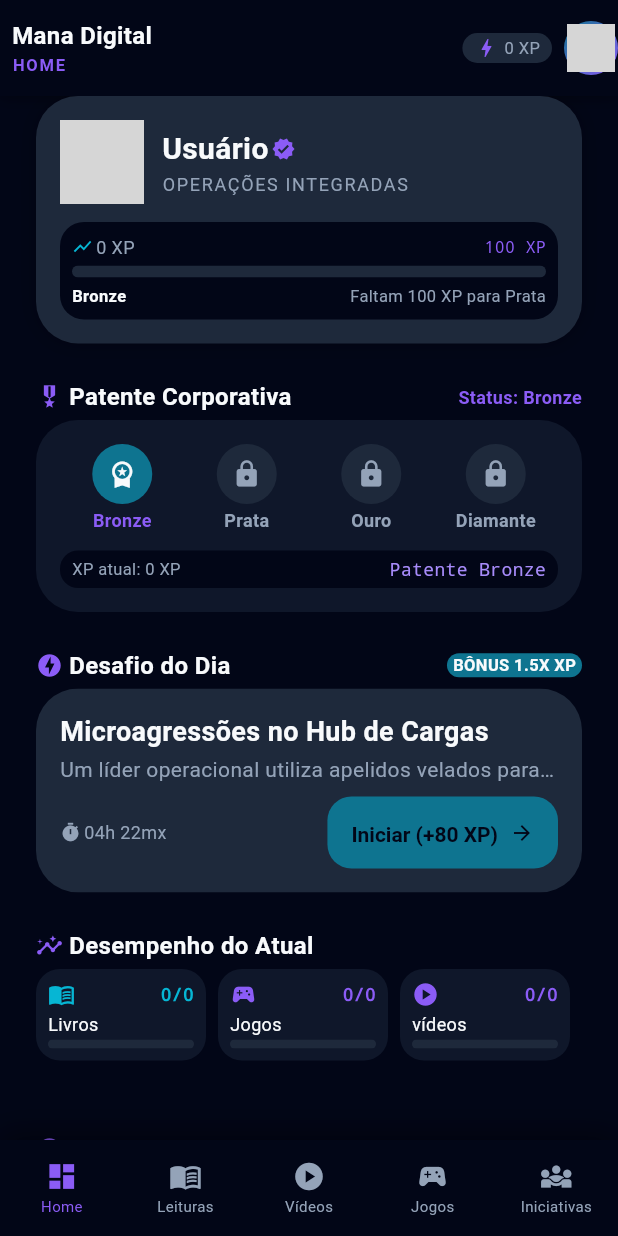
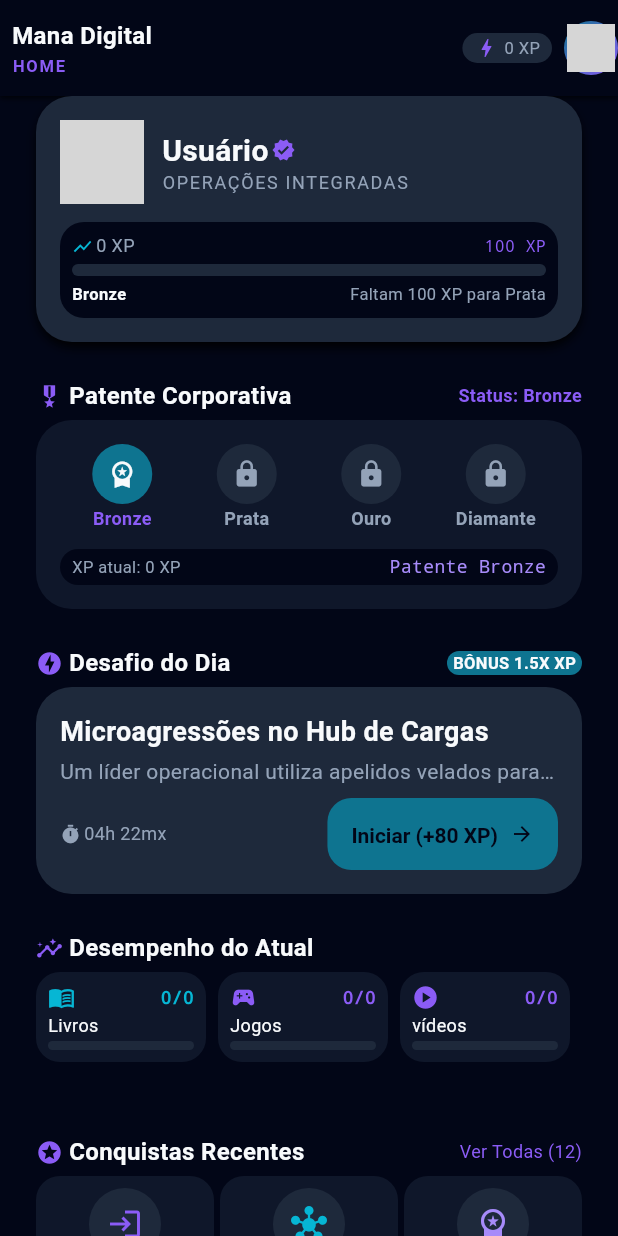
Before and after one commit to Mathbull/mana-digital, a Flutter app: the HomeDashboardScreen screen opened directly, on a phone screen of 412 x 824 dp. Run offline on Flutter 3.47's test engine with Material 3 defaults, Android fonts, the phone set to English and light mode, and no system bars; our stand-ins replace flutter_secure_storage; accounts and stored records are empty; network calls fail; grey boxes are pictures that could not be loaded.

Commit message:
correção na pagina home

```diff
--- a/Mana_mobile/mana_app/lib/screens/auth_gate.dart
+++ b/Mana_mobile/mana_app/lib/screens/auth_gate.dart
@@ -3,7 +3,7 @@ import 'package:flutter/material.dart';
 import '../services/token_service.dart';
 import '../services/auth_service.dart';
 import 'login.dart';
-import 'home.dart';
+import 'main_screen.dart';
 
 
 class AuthGate extends StatefulWidget {
@@ -69,7 +69,7 @@ class _AuthGateState extends State<AuthGate> {
     Navigator.pushReplacement(
       context,
       MaterialPageRoute(
-        builder: (_) => const HomeDashboardScreen(),
+        builder: (_) => const MainScreen(),
       ),
     );
   }
--- a/Mana_mobile/mana_app/lib/screens/home.dart
+++ b/Mana_mobile/mana_app/lib/screens/home.dart
@@ -6,11 +6,15 @@ import '/services/auth_service.dart';
 import '/services/rank_service.dart';
 
 import '/theme/app_colors.dart';
+import '/theme/app_radius.dart';
+import '/theme/app_shadows.dart';
 import '/theme/app_spacing.dart';
+import '/theme/app_text_styles.dart';
 import '/widgets/app_layout.dart';
 
 import '/models/usuario.dart';
 import '/models/home.dart';
+
 
 /// ============================================================
 /// TELA PRINCIPAL — Home Dashboard "Mana Digital"
@@ -37,7 +41,6 @@ class _HomeDashboardScreenState extends State<HomeDashboardScreen> {
   bool _isLoadingUser = true;
   String _rankingPeriodo = 'semanal';
   // Item ativo da navegação inferior
-  int _navIndex = 0;
 
   HomeData? _homeData;
   bool _isLoadingHome = true;
@@ -117,6 +120,13 @@ class _HomeDashboardScreenState extends State<HomeDashboardScreen> {
           Expanded(
             child: AppLayout(
               scrollable: true,
+              // Em telas de tablet/desktop, limita a largura do conteúdo
+              // e o centraliza, seguindo o mesmo padrão do header.
+              child: Center(
+                child: ConstrainedBox(
+                  constraints: BoxConstraints(
+                    maxWidth: Responsive.isTablet(context) ? 900 : double.infinity,
+                  ),
                   child: Column(
                     crossAxisAlignment: CrossAxisAlignment.stretch,
                     children: [
@@ -159,10 +169,12 @@ class _HomeDashboardScreenState extends State<HomeDashboardScreen> {
                   ),
                 ),
               ),
+            ),
+          ),
         ],
       ),
 
-      bottomNavigationBar: _buildBottomNav(),
+      // bottomNavigationBar: _buildBottomNav(),
     );
   }
 
@@ -173,11 +185,9 @@ class _HomeDashboardScreenState extends State<HomeDashboardScreen> {
   // ---------------------------------------------------------
   Widget _buildHeader() {
     return Container(
-      decoration: BoxDecoration(
+      decoration: const BoxDecoration(
         color: AppColors.background,
-        boxShadow: const [
-          BoxShadow(color: Colors.black38, blurRadius: 8, offset: Offset(0, 1)),
-        ],
+        boxShadow: AppShadows.base,
       ),
       child: SafeArea(
         bottom: false,
@@ -203,9 +213,7 @@ class _HomeDashboardScreenState extends State<HomeDashboardScreen> {
                             Text(
                               'Mana Digital',
                               overflow: TextOverflow.ellipsis,
-                              style: TextStyle(
-                                color: AppColors.textPrimary,
-                                fontSize: 16,
+                              style: AppTextStyles.base.copyWith(
                                 fontWeight: FontWeight.w600,
                               ),
                             ),
@@ -235,7 +243,7 @@ class _HomeDashboardScreenState extends State<HomeDashboardScreen> {
                       ),
                       decoration: BoxDecoration(
                         color: AppColors.surfaceElevated,
-                        borderRadius: BorderRadius.circular(999),
+                        borderRadius: BorderRadius.circular(AppRadius.full),
                       ),
                       child: Row(
                         mainAxisSize: MainAxisSize.min,
@@ -310,13 +318,8 @@ class _HomeDashboardScreenState extends State<HomeDashboardScreen> {
       padding: const EdgeInsets.all(AppSpacing.s4),
       decoration: BoxDecoration(
         color: AppColors.surfaceElevated,
-        borderRadius: BorderRadius.circular(28),
-        boxShadow: const [
-          BoxShadow(
-            color: Colors.black26,
-            blurRadius: 12,
-          ),
-        ],
+        borderRadius: BorderRadius.circular(AppRadius.xxxl),
+        boxShadow: AppShadows.md,
       ),
       child: Column(
         crossAxisAlignment: CrossAxisAlignment.stretch,
@@ -356,11 +359,7 @@ class _HomeDashboardScreenState extends State<HomeDashboardScreen> {
                                       ? _usuario!.apelido!
                                       : _usuario?.nome ?? 'Usuário'),
                                   overflow: TextOverflow.ellipsis,
-                                  style: TextStyle(
-                                    color: AppColors.textPrimary,
-                                    fontSize: 20,
-                                    fontWeight: FontWeight.w600,
-                                  ),
+                                  style: AppTextStyles.xl,
                                 ),
                               ),
 
@@ -378,9 +377,7 @@ class _HomeDashboardScreenState extends State<HomeDashboardScreen> {
 
                           Text(
                             'OPERAÇÕES INTEGRADAS',
-                            style: TextStyle(
-                              color: AppColors.textSecondary,
-                              fontSize: 12,
+                            style: AppTextStyles.caption.copyWith(
                               letterSpacing: 1.1,
                             ),
                           ),
@@ -403,7 +400,7 @@ class _HomeDashboardScreenState extends State<HomeDashboardScreen> {
             padding: const EdgeInsets.all(AppSpacing.s2),
             decoration: BoxDecoration(
               color: AppColors.background,
-              borderRadius: BorderRadius.circular(16),
+              borderRadius: BorderRadius.circular(AppRadius.xxl),
             ),
             child: Column(
               crossAxisAlignment: CrossAxisAlignment.stretch,
@@ -429,10 +426,7 @@ class _HomeDashboardScreenState extends State<HomeDashboardScreen> {
                             child: Text(
                               '$pontos XP',
                               overflow: TextOverflow.ellipsis,
-                              style: TextStyle(
-                                color: AppColors.textSecondary,
-                                fontSize: 12,
-                              ),
+                              style: AppTextStyles.caption,
                             ),
                           ),
                         ],
@@ -461,7 +455,7 @@ class _HomeDashboardScreenState extends State<HomeDashboardScreen> {
                 // ======================================================
 
                 ClipRRect(
-                  borderRadius: BorderRadius.circular(999),
+                  borderRadius: BorderRadius.circular(AppRadius.full),
                   child: LinearProgressIndicator(
                     value: progresso,
                     minHeight: 8,
@@ -539,9 +533,8 @@ class _HomeDashboardScreenState extends State<HomeDashboardScreen> {
 
             Text(
               'Status: ${rankAtual.nome}',
-              style: TextStyle(
+              style: AppTextStyles.caption.copyWith(
                 color: AppColors.secondary,
-                fontSize: 12,
                 fontWeight: FontWeight.w600,
               ),
             ),
@@ -554,7 +547,7 @@ class _HomeDashboardScreenState extends State<HomeDashboardScreen> {
           padding: const EdgeInsets.all(AppSpacing.s4),
           decoration: BoxDecoration(
             color: AppColors.surface,
-            borderRadius: BorderRadius.circular(28),
+            borderRadius: BorderRadius.circular(AppRadius.xxxl),
           ),
 
           child: Column(
@@ -587,7 +580,7 @@ class _HomeDashboardScreenState extends State<HomeDashboardScreen> {
 
                 decoration: BoxDecoration(
                   color: AppColors.background,
-                  borderRadius: BorderRadius.circular(12),
+                  borderRadius: BorderRadius.circular(AppRadius.xl),
                 ),
 
                 child: Row(
@@ -609,9 +602,8 @@ class _HomeDashboardScreenState extends State<HomeDashboardScreen> {
 
                     Text(
                       'Patente ${rankAtual.nome}',
-                      style: TextStyle(
+                      style: AppTextStyles.caption.copyWith(
                         color: AppColors.violet400,
-                        fontSize: 12,
                         fontFamily: 'monospace',
                       ),
                     ),
@@ -687,7 +679,7 @@ class _HomeDashboardScreenState extends State<HomeDashboardScreen> {
         Text(
           label,
 
-          style: TextStyle(
+          style: AppTextStyles.caption.copyWith(
             color: active
                 ? AppColors.secondary
                 : locked
@@ -696,8 +688,6 @@ class _HomeDashboardScreenState extends State<HomeDashboardScreen> {
 
             fontWeight:
             active ? FontWeight.bold : FontWeight.w600,
-
-            fontSize: 12,
           ),
         ),
       ],
@@ -719,7 +709,7 @@ class _HomeDashboardScreenState extends State<HomeDashboardScreen> {
               padding: const EdgeInsets.symmetric(horizontal: AppSpacing.s1),
               decoration: BoxDecoration(
                 color: AppColors.cyan700,
-                borderRadius: BorderRadius.circular(999),
+                borderRadius: BorderRadius.circular(AppRadius.full),
               ),
               child: Text(
                 'BÔNUS 1.5X XP',
@@ -730,7 +720,7 @@ class _HomeDashboardScreenState extends State<HomeDashboardScreen> {
         ),
         const SizedBox(height: AppSpacing.s1),
         ClipRRect(
-          borderRadius: BorderRadius.circular(28),
+          borderRadius: BorderRadius.circular(AppRadius.xxxl),
           child: Container(
             color: AppColors.surfaceElevated,
             child: Column(
@@ -744,14 +734,14 @@ class _HomeDashboardScreenState extends State<HomeDashboardScreen> {
                     children: [
                       Text(
                         'Microagressões no Hub de Cargas',
-                        style: TextStyle(color: AppColors.textPrimary, fontSize: 18, fontWeight: FontWeight.w600),
+                        style: AppTextStyles.lg.copyWith(fontWeight: FontWeight.w600),
                       ),
                       const SizedBox(height: AppSpacing.s0_5),
                       Text(
                         'Um líder operacional utiliza apelidos velados para deslegitimar a promoção de um supervisor negro durante o turno noturno.',
 
                         overflow: TextOverflow.ellipsis,
-                        style: TextStyle(color: AppColors.textSecondary, fontSize: 14, height: 1.4),
+                        style: AppTextStyles.sm.copyWith(color: AppColors.textSecondary, height: 1.4),
                       ),
                       const SizedBox(height: AppSpacing.s2),
                       // Em telas estreitas, quebra para a linha de baixo em vez de estourar
@@ -765,7 +755,7 @@ class _HomeDashboardScreenState extends State<HomeDashboardScreen> {
                             children: [
                               Icon(Icons.timer, color: AppColors.textSecondary, size: 14),
                               const SizedBox(width: AppSpacing.s0_5),
-                              Text('04h 22mx', style: TextStyle(color: AppColors.textSecondary, fontSize: 12)),
+                              Text('04h 22mx', style: AppTextStyles.caption),
                               const SizedBox(width: AppSpacing.s1),
                             ],
                           ),
@@ -775,7 +765,7 @@ class _HomeDashboardScreenState extends State<HomeDashboardScreen> {
                               backgroundColor: AppColors.cyan700,
                               foregroundColor: AppColors.slate950,
                               padding: const EdgeInsets.symmetric(horizontal: AppSpacing.s4, vertical: AppSpacing.s2),
-                              shape: RoundedRectangleBorder(borderRadius: BorderRadius.circular(16)),
+                              shape: RoundedRectangleBorder(borderRadius: BorderRadius.circular(AppRadius.xxl)),
                             ),
                             icon: const Text('Iniciar (+80 XP)'),
                             label: const Icon(Icons.arrow_forward, size: 16),
@@ -865,7 +855,7 @@ class _HomeDashboardScreenState extends State<HomeDashboardScreen> {
       padding: const EdgeInsets.all(AppSpacing.s2),
       decoration: BoxDecoration(
         color: AppColors.surface,
-        borderRadius: BorderRadius.circular(16),
+        borderRadius: BorderRadius.circular(AppRadius.xxl),
       ),
       child: Column(
         crossAxisAlignment: CrossAxisAlignment.start,
@@ -874,14 +864,14 @@ class _HomeDashboardScreenState extends State<HomeDashboardScreen> {
             mainAxisAlignment: MainAxisAlignment.spaceBetween,
             children: [
               Icon(icon, color: color, size: 18),
-              Text('$concluidos/$total', style: TextStyle(color: color, fontWeight: FontWeight.bold, fontSize: 12, fontFamily: 'monospace')),
+              Text('$concluidos/$total', style: AppTextStyles.caption.copyWith(color: color, fontWeight: FontWeight.bold, fontFamily: 'monospace')),
             ],
           ),
           const SizedBox(height: AppSpacing.s0_5),
-          Text(label, style: TextStyle(color: AppColors.textPrimary, fontSize: 12), overflow: TextOverflow.ellipsis),
+          Text(label, style: AppTextStyles.caption.copyWith(color: AppColors.textPrimary), overflow: TextOverflow.ellipsis),
           const SizedBox(height: AppSpacing.s0_5),
           ClipRRect(
-            borderRadius: BorderRadius.circular(999),
+            borderRadius: BorderRadius.circular(AppRadius.full),
             child: LinearProgressIndicator(
               value: progresso,
               minHeight: 6,
@@ -940,7 +930,7 @@ class _HomeDashboardScreenState extends State<HomeDashboardScreen> {
               ),
               decoration: BoxDecoration(
                 color: AppColors.background,
-                borderRadius: BorderRadius.circular(999),
+                borderRadius: BorderRadius.circular(AppRadius.full),
               ),
               child: Row(
                 mainAxisSize: MainAxisSize.min,
@@ -975,7 +965,7 @@ class _HomeDashboardScreenState extends State<HomeDashboardScreen> {
           ),
           decoration: BoxDecoration(
             color: AppColors.surface,
-            borderRadius: BorderRadius.circular(28),
+            borderRadius: BorderRadius.circular(AppRadius.xxxl),
           ),
           child: Column(
             children: [
@@ -1011,9 +1001,9 @@ class _HomeDashboardScreenState extends State<HomeDashboardScreen> {
       ),
       decoration: BoxDecoration(
         color: isUser
-            ? AppColors.cyan700
+            ? AppColors.cyan950
             : AppColors.surface,
-        borderRadius: BorderRadius.circular(16),
+        borderRadius: BorderRadius.circular(AppRadius.xxl),
       ),
       child: Row(
         children: [
@@ -1100,12 +1090,11 @@ class _HomeDashboardScreenState extends State<HomeDashboardScreen> {
 
               Text(
                 item.xp,
-                style: TextStyle(
+                style: AppTextStyles.caption.copyWith(
                   color: isUser
                       ? AppColors.secondary
                       : AppColors.textPrimary,
                   fontWeight: FontWeight.bold,
-                  fontSize: 12,
                   fontFamily: 'monospace',
                 ),
               ),
@@ -1137,7 +1126,7 @@ class _HomeDashboardScreenState extends State<HomeDashboardScreen> {
           color: ativo
               ? AppColors.surfaceElevated
               : Colors.transparent,
-          borderRadius: BorderRadius.circular(999),
+          borderRadius: BorderRadius.circular(AppRadius.full),
         ),
         child: Text(
           label,
@@ -1155,43 +1144,6 @@ class _HomeDashboardScreenState extends State<HomeDashboardScreen> {
     );
   }
 
-  Widget _leaderboardRow({
-    required String position,
-    required String name,
-    required String subtitle,
-    required String xp,
-    required String imageUrl,
-    required Color bgColor,
-    required Color positionColor,
-    bool highlight = false,
-  }) {
-    return Container(
-      padding: const EdgeInsets.all(AppSpacing.s2),
-      decoration: BoxDecoration(color: bgColor, borderRadius: BorderRadius.circular(16)),
-      child: Row(
-        children: [
-          SizedBox(width: 20, child: Text(position, textAlign: TextAlign.center, style: TextStyle(color: positionColor, fontWeight: FontWeight.bold, fontSize: 18))),
-          const SizedBox(width: AppSpacing.s2),
-          CircleAvatar(radius: 18, backgroundImage: NetworkImage(imageUrl)),
-          const SizedBox(width: AppSpacing.s2),
-          Expanded(
-            child: Column(
-              crossAxisAlignment: CrossAxisAlignment.start,
-              mainAxisSize: MainAxisSize.min,
-              children: [
-                Text(name, overflow: TextOverflow.ellipsis, style: TextStyle(color: AppColors.textPrimary, fontSize: 13, fontWeight: FontWeight.w600)),
-                Text(subtitle, overflow: TextOverflow.ellipsis, style: TextStyle(color: AppColors.textSecondary, fontSize: 11)),
-              ],
-            ),
-          ),
-          const SizedBox(width: AppSpacing.s1),
-          if (highlight) Icon(Icons.social_distance, color: AppColors.secondary, size: 14),
-          Text(xp, style: TextStyle(color: highlight ? AppColors.secondary : AppColors.textPrimary, fontWeight: FontWeight.bold, fontSize: 12, fontFamily: 'monospace')),
-        ],
-      ),
-    );
-  }
-
   // ---------------------------------------------------------
   // CONQUISTAS RECENTES — grade de 3 badges
   // ---------------------------------------------------------
@@ -1203,7 +1155,7 @@ class _HomeDashboardScreenState extends State<HomeDashboardScreen> {
           mainAxisAlignment: MainAxisAlignment.spaceBetween,
           children: [
             _sectionTitle(Icons.stars, 'Conquistas Recentes'),
-            Text('Ver Todas (12)', style: TextStyle(color: AppColors.secondary, fontSize: 12)),
+            Text('Ver Todas (12)', style: AppTextStyles.caption.copyWith(color: AppColors.secondary)),
           ],
         ),
         const SizedBox(height: AppSpacing.s1),
@@ -1223,7 +1175,7 @@ class _HomeDashboardScreenState extends State<HomeDashboardScreen> {
   Widget _badgeCard({required IconData icon, required String title, required String subtitle, required Color color}) {
     return Container(
       padding: const EdgeInsets.all(AppSpacing.s2),
-      decoration: BoxDecoration(color: AppColors.surface, borderRadius: BorderRadius.circular(16)),
+      decoration: BoxDecoration(color: AppColors.surface, borderRadius: BorderRadius.circular(AppRadius.xxl)),
       child: Column(
         children: [
           Container(
@@ -1233,7 +1185,7 @@ class _HomeDashboardScreenState extends State<HomeDashboardScreen> {
             child: Icon(icon, color: color, size: 24),
           ),
           const SizedBox(height: AppSpacing.s0_5),
-          Text(title, textAlign: TextAlign.center, style: TextStyle(color: AppColors.textPrimary, fontSize: 12, fontWeight: FontWeight.w600)),
+          Text(title, textAlign: TextAlign.center, style: AppTextStyles.caption.copyWith(color: AppColors.textPrimary, fontWeight: FontWeight.w600)),
           Text(subtitle, textAlign: TextAlign.center, maxLines: 1, overflow: TextOverflow.ellipsis, style: TextStyle(color: AppColors.textSecondary, fontSize: 10)),
         ],
       ),
@@ -1249,55 +1201,8 @@ class _HomeDashboardScreenState extends State<HomeDashboardScreen> {
       children: [
         Icon(icon, color: AppColors.secondary, size: 18),
         const SizedBox(width: AppSpacing.s1),
-        Text(text, style: TextStyle(color: AppColors.textPrimary, fontSize: 16, fontWeight: FontWeight.w600)),
+        Text(text, style: AppTextStyles.base.copyWith(fontWeight: FontWeight.w600)),
       ],
     );
   }
-
-  // ---------------------------------------------------------
-  // NAVEGAÇÃO INFERIOR
-  // ---------------------------------------------------------
-  Widget _buildBottomNav() {
-    final items = [
-      (Icons.dashboard, 'Home'),
-      (Icons.menu_book, 'Leituras'),
-      (Icons.play_circle, 'Vídeos'),
-      (Icons.sports_esports, 'Jogos'),
-      (Icons.diversity_3, 'Iniciativas'),
-    ];
-
-    return SafeArea(
-      top: false,
-      child: Container(
-        height: 64,
-        decoration: BoxDecoration(
-          color: AppColors.background,
-          boxShadow: const [BoxShadow(color: Colors.black45, blurRadius: 16, offset: Offset(0, -4))],
-        ),
-        child: Row(
-          mainAxisAlignment: MainAxisAlignment.spaceAround,
-          children: List.generate(items.length, (index) {
-            final active = index == _navIndex;
-            final (icon, label) = items[index];
-            return Expanded(
-              child: InkWell(
-                onTap: () => setState(() => _navIndex = index),
-                child: Column(
-                  mainAxisAlignment: MainAxisAlignment.center,
-                  children: [
-                    Icon(icon, size: 22, color: active ? AppColors.secondary : AppColors.textSecondary),
-                    const SizedBox(height: AppSpacing.s0_5),
-                    Text(
-                      label,
-                      style: TextStyle(fontSize: 10, color: active ? AppColors.secondary : AppColors.textSecondary),
-                    ),
-                  ],
-                ),
-              ),
-            );
-          }),
-        ),
-      ),
-    );
 }
-}
```
Also changed, not shown: Mana_mobile/mana_app/lib/screens/iniciativas.dart (added, +17 -0 lines), Mana_mobile/mana_app/lib/screens/jogos.dart (added, +17 -0 lines), Mana_mobile/mana_app/lib/screens/leituras.dart (added, +17 -0 lines), Mana_mobile/mana_app/lib/screens/login.dart (+21 -17 lines), Mana_mobile/mana_app/lib/screens/main_screen.dart (added, +114 -0 lines), Mana_mobile/mana_app/lib/screens/videos.dart (added, +17 -0 lines). Lines whose indentation alone changed are shown as unchanged.
